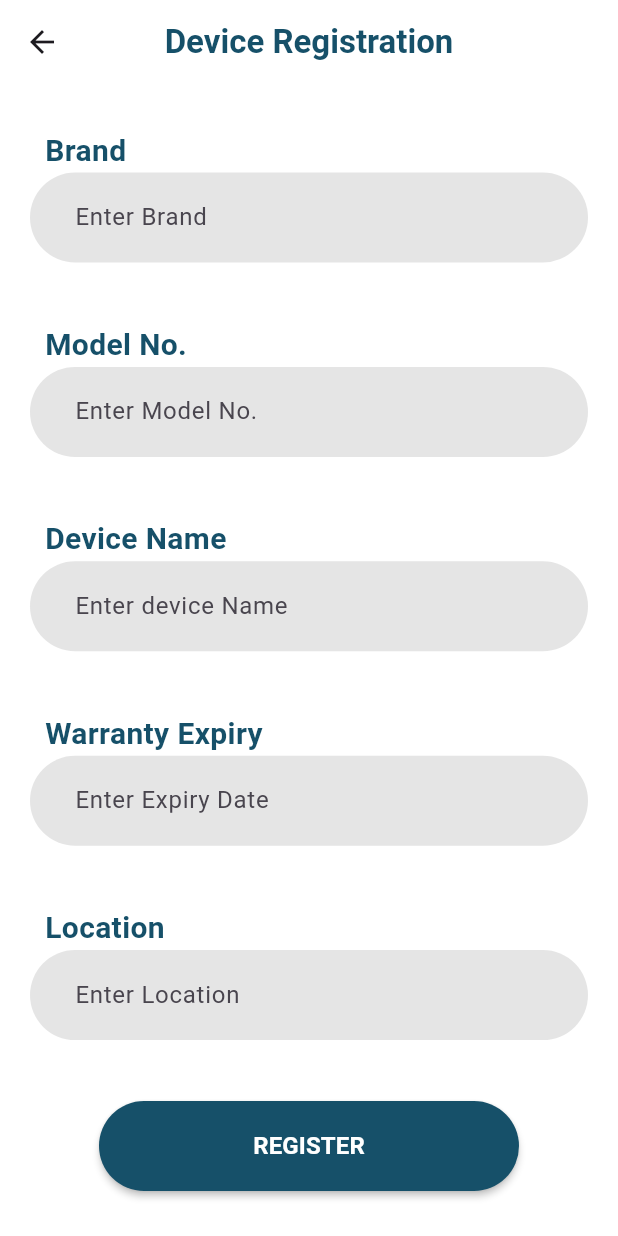
After one commit to Varun-K34/TechQRMaintance, a Flutter app: the DeviceRegFormScreen screen opened directly, on a phone screen of 412 x 824 dp. The commit adds this screen. Run offline on Flutter 3.47's test engine with Material 3 defaults, Android fonts, the light colour scheme and no system bars.

Commit message:
Add device registration form and page route animation

```diff
--- /dev/null
+++ b/lib/Screens/home/adddevicebutton/device_reg_form.dart
@@ -0,0 +1,59 @@
+import 'package:flutter/material.dart';
+import 'package:techqrmaintance/Screens/Widgets/custom_button.dart';
+import 'package:techqrmaintance/Screens/home/adddevicebutton/widgets/hint_and_textfield.dart';
+
+class DeviceRegFormScreen extends StatelessWidget {
+  const DeviceRegFormScreen({super.key});
+
+  @override
+  Widget build(BuildContext context) {
+    return Scaffold(
+      backgroundColor: Colors.white,
+      appBar: AppBar(
+        title: Text(
+          "Device Registration",
+          style: TextStyle(
+              color: Color(0xff165069),
+              fontSize: 22,
+              fontWeight: FontWeight.w600),
+        ),
+        centerTitle: true,
+        backgroundColor: Colors.white,
+      ),
+      body: Padding(
+        padding: const EdgeInsets.symmetric(vertical: 30),
+        child: Column(
+          mainAxisAlignment: MainAxisAlignment.spaceBetween,
+          children: [
+            HintAndTextFieldWidget(
+              hintText: "Enter Brand",
+              labelText: "Brand",
+            ),
+            HintAndTextFieldWidget(
+              hintText: "Enter Model No.",
+              labelText: "Model No.",
+            ),
+            HintAndTextFieldWidget(
+              hintText: "Enter device Name",
+              labelText: "Device Name",
+            ),
+            HintAndTextFieldWidget(
+              hintText: "Enter Expiry Date",
+              labelText: "Warranty Expiry",
+            ),
+            HintAndTextFieldWidget(
+              hintText: "Enter Location",
+              labelText: "Location",
+            ),
+
+            // CustomButton
+            CustomMaterialButton(
+              text: "REGISTER",
+              onPressed: () {},
+            ),
+          ],
+        ),
+      ),
+    );
+  }
+}
--- /dev/null
+++ b/lib/Screens/home/adddevicebutton/widgets/hint_and_textfield.dart
@@ -0,0 +1,32 @@
+import 'package:flutter/material.dart';
+import 'package:techqrmaintance/Screens/Widgets/custom_textfield.dart';
+
+class HintAndTextFieldWidget extends StatelessWidget {
+  final String hintText;
+  final String labelText;
+  const HintAndTextFieldWidget({
+    super.key,
+    required this.hintText,
+    required this.labelText,
+  });
+
+  @override
+  Widget build(BuildContext context) {
+    return Column(
+      crossAxisAlignment: CrossAxisAlignment.start,
+      children: [
+        Padding(
+          padding: const EdgeInsets.only(left: 30.0),
+          child: Text(
+            labelText,
+            style: TextStyle(
+                color: Color(0xff165069),
+                fontSize: 20,
+                fontWeight: FontWeight.w600),
+          ),
+        ),
+        CustomTextField(hintText: hintText),
+      ],
+    );
+  }
+}
```
Also changed, not shown: lib/Screens/Widgets/page_route_animation.dart (added, +36 -0 lines), lib/main.dart (+1 -10 lines).
